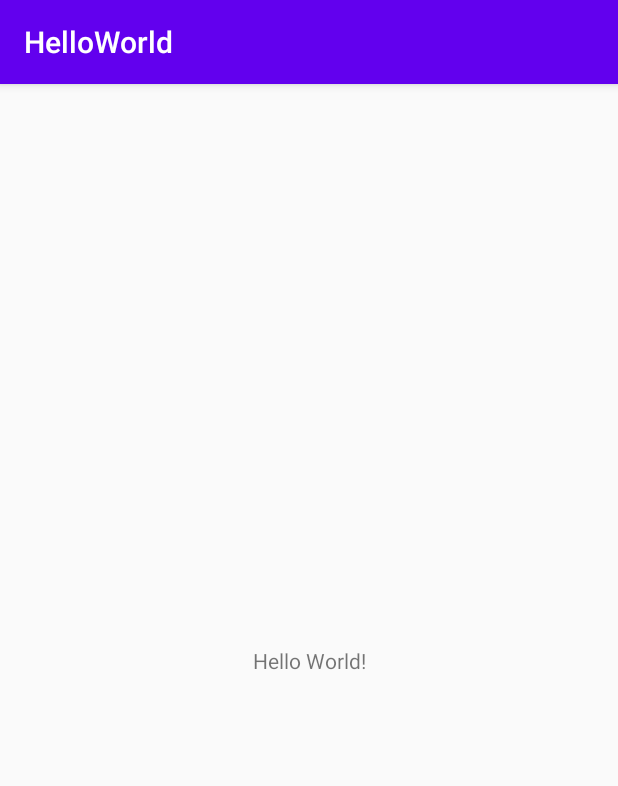
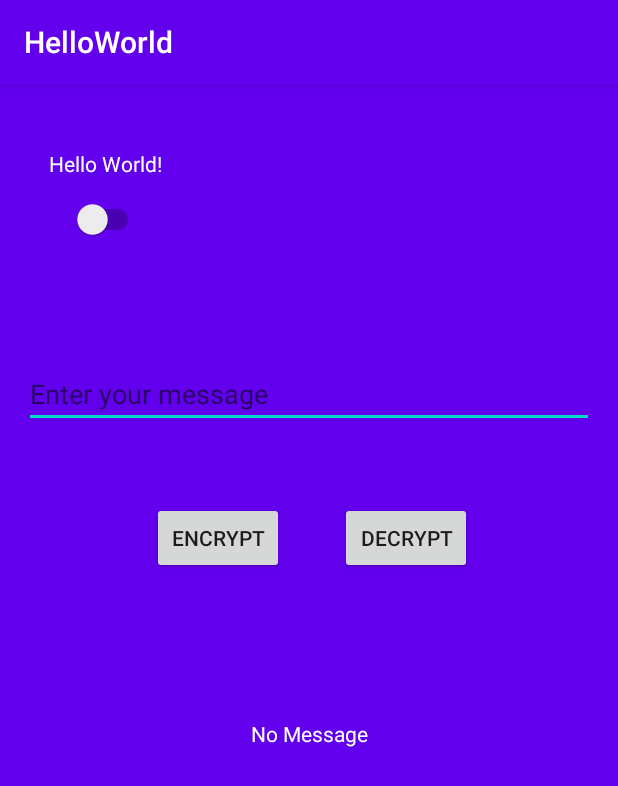
Before and after one commit to darellhendry/learn-tktpl-1706044023, an Android app: the screen it shows after launch (MainActivity), on a phone screen of 412 x 824 dp. Shown: the top 786 px of the screen. Run offline under Robolectric (Android 15) with nearby library versions, the phone set to English and light mode, and no system bars.

```diff
--- a/app/src/main/res/layout/activity_main.xml
+++ b/app/src/main/res/layout/activity_main.xml
@@ -4,15 +4,89 @@
     xmlns:tools="http://schemas.android.com/tools"
     android:layout_width="match_parent"
     android:layout_height="match_parent"
+    android:id="@+id/layout1"
+    android:background="@color/colorPrimary"
     tools:context=".MainActivity">
 
     <TextView
+        android:id="@+id/textView"
         android:layout_width="wrap_content"
         android:layout_height="wrap_content"
         android:text="Hello World!"
+        android:textColor="@color/textWhite"
         app:layout_constraintBottom_toBottomOf="parent"
+        app:layout_constraintHorizontal_bias="0.098"
         app:layout_constraintLeft_toLeftOf="parent"
         app:layout_constraintRight_toRightOf="parent"
-        app:layout_constraintTop_toTopOf="parent" />
+        app:layout_constraintTop_toTopOf="parent"
+        app:layout_constraintVertical_bias="0.058" />
+
+    <Switch
+        android:id="@+id/change"
+        android:layout_width="wrap_content"
+        android:layout_height="wrap_content"
+        app:layout_constraintBottom_toBottomOf="parent"
+        app:layout_constraintEnd_toEndOf="parent"
+        app:layout_constraintHorizontal_bias="0.131"
+        app:layout_constraintStart_toStartOf="parent"
+        app:layout_constraintTop_toBottomOf="@+id/textView"
+        app:layout_constraintVertical_bias="0.021"
+        android:onClick="onChangeColor"
+        tools:ignore="UseSwitchCompatOrMaterialXml" />
+
+    <EditText
+        android:id="@+id/messageTarget"
+        android:layout_marginHorizontal="16dp"
+        android:layout_width="match_parent"
+        android:layout_height="wrap_content"
+        android:layout_marginTop="184dp"
+        android:ems="10"
+        android:hint="@string/messageText"
+        android:textColor="@color/textWhite"
+        app:layout_constraintEnd_toEndOf="parent"
+        app:layout_constraintHorizontal_bias="0.542"
+        app:layout_constraintStart_toStartOf="parent"
+        app:layout_constraintTop_toTopOf="parent"
+        android:autofillHints="@string/app_name"
+        tools:ignore="LabelFor" />
+
+    <TextView
+        android:id="@+id/output"
+        android:layout_width="wrap_content"
+        android:layout_height="wrap_content"
+        android:layout_marginBottom="124dp"
+        android:text="@string/outputText"
+        android:textColor="@color/textWhite"
+        app:layout_constraintBottom_toBottomOf="parent"
+        app:layout_constraintEnd_toEndOf="parent"
+        app:layout_constraintStart_toStartOf="parent"
+        app:layout_constraintTop_toBottomOf="@+id/messageTarget"
+        app:layout_constraintVertical_bias="0.49" />
+
+    <Button
+        android:id="@+id/encrypt"
+        android:layout_width="wrap_content"
+        android:layout_height="wrap_content"
+        android:onClick="onClickEncrypt"
+        android:text="@string/encryptButton"
+        app:layout_constraintBottom_toBottomOf="parent"
+        app:layout_constraintEnd_toEndOf="parent"
+        app:layout_constraintHorizontal_bias="0.312"
+        app:layout_constraintStart_toStartOf="parent"
+        app:layout_constraintTop_toBottomOf="@+id/messageTarget"
+        app:layout_constraintVertical_bias="0.101" />
+
+    <Button
+        android:id="@+id/decrypt"
+        android:layout_width="wrap_content"
+        android:layout_height="wrap_content"
+        android:onClick="onClickDecrypt"
+        android:text="@string/decryptButton"
+        app:layout_constraintBottom_toBottomOf="parent"
+        app:layout_constraintEnd_toEndOf="parent"
+        app:layout_constraintHorizontal_bias="0.275"
+        app:layout_constraintStart_toEndOf="@+id/encrypt"
+        app:layout_constraintTop_toBottomOf="@+id/messageTarget"
+        app:layout_constraintVertical_bias="0.101" />
 
 </androidx.constraintlayout.widget.ConstraintLayout>
--- a/app/src/main/res/values/colors.xml
+++ b/app/src/main/res/values/colors.xml
@@ -3,4 +3,5 @@
     <color name="colorPrimary">#6200EE</color>
     <color name="colorPrimaryDark">#3700B3</color>
     <color name="colorAccent">#03DAC5</color>
+    <color name="textWhite">#ffffff</color>
 </resources>
--- a/app/src/main/res/values/strings.xml
+++ b/app/src/main/res/values/strings.xml
@@ -1,3 +1,8 @@
 <resources>
     <string name="app_name">HelloWorld</string>
+    <string name="change">Change Color!</string>
+    <string name="messageText">Enter your message</string>
+    <string name="outputText">No Message</string>
+    <string name="decryptButton">Decrypt</string>
+    <string name="encryptButton">Encrypt</string>
 </resources>
```
Also changed, not shown: app/src/main/java/id/ac/ui/cs/mobileProgramming/helloworld/MainActivity.java (+42 -1 lines), 2 other files.
